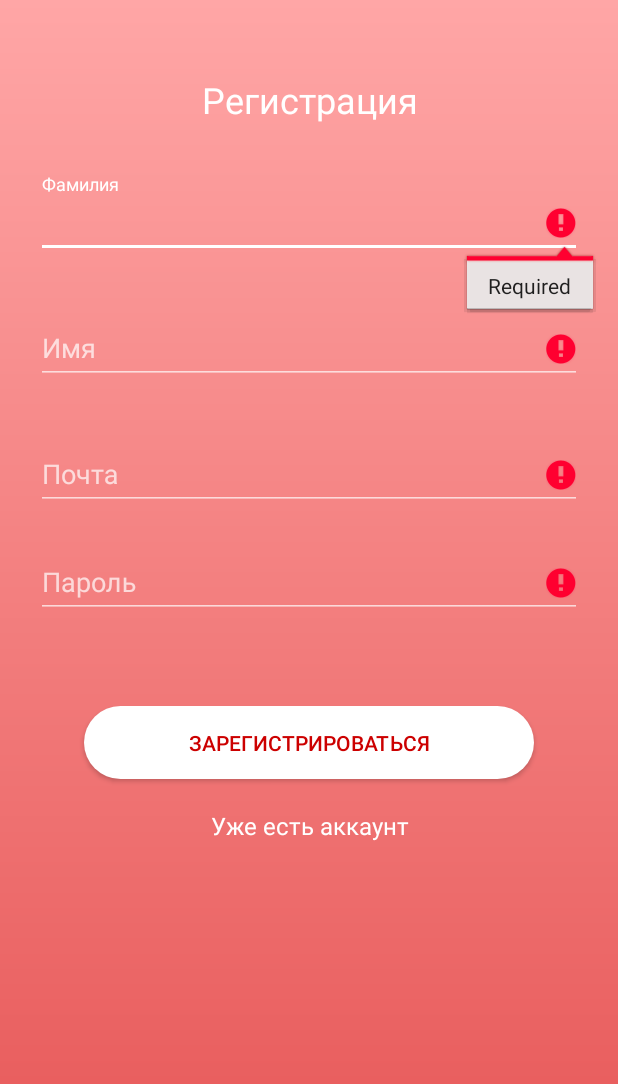
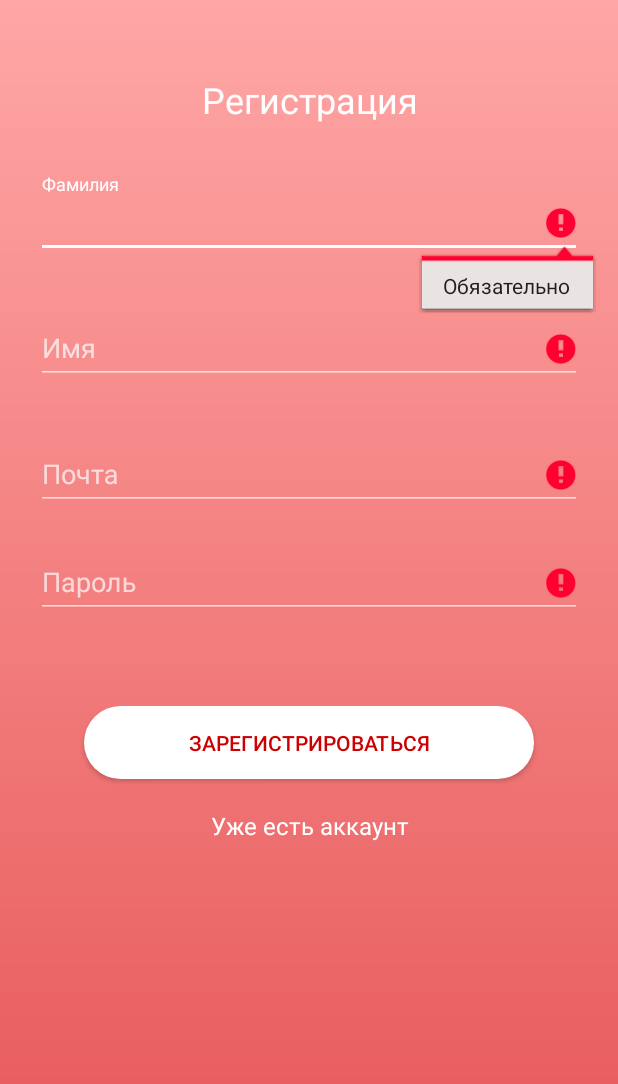
Before and after one commit to kamikhai/Pain_Search, an Android app: the MainActivity screen opened directly, with no data from a screen before it, after a tap on "ЗАРЕГИСТРИРОВАТЬСЯ", on a phone screen of 412 x 824 dp. Shown: the top 1084 px of the screen. Run offline under Robolectric (Android 15) with nearby library versions, the phone set to English and light mode, and no system bars; our stand-ins replace Firebase (no records; nobody signed in at launch, a user with empty details on screens opened directly).

Commit message:
Убрала лишние тосты

```diff
--- a/app/src/main/java/com/example/rrota/pain_s/DrawerActivity.java
+++ b/app/src/main/java/com/example/rrota/pain_s/DrawerActivity.java
@@ -69,8 +69,6 @@ public class DrawerActivity extends AppCompatActivity
             @Override
             public void onCancelled(DatabaseError databaseError) {
                 Log.w(TAG, "loadPost:onCancelled", databaseError.toException());
-                Toast.makeText(DrawerActivity.this, "Failed to load User.",
-                        Toast.LENGTH_SHORT).show();
             }
         };
         mUserReference.addValueEventListener(postListener);
--- a/app/src/main/java/com/example/rrota/pain_s/Index.java
+++ b/app/src/main/java/com/example/rrota/pain_s/Index.java
@@ -67,12 +67,10 @@ public class Index extends BaseActivity implements View.OnClickListener {
         mDatabase = FirebaseDatabase.getInstance().getReference();
         mAuth = FirebaseAuth.getInstance();
 
-        // Views
         mEmailField = findViewById(R.id.input_email);
         mPasswordField = findViewById(R.id.input_password);
         mSignInButton = findViewById(R.id.btn_login);
 
-        // Click listeners
         mSignInButton.setOnClickListener(this);
     }
     private void signIn() {
@@ -114,14 +112,14 @@ public class Index extends BaseActivity implements View.OnClickListener {
     private boolean validateForm() {
         boolean result = true;
         if (TextUtils.isEmpty(mEmailField.getText().toString())) {
-            mEmailField.setError("Required");
+            mEmailField.setError("Обязательно");
             result = false;
         } else {
             mEmailField.setError(null);
         }
 
         if (TextUtils.isEmpty(mPasswordField.getText().toString())) {
-            mPasswordField.setError("Required");
+            mPasswordField.setError("Обязательно");
             result = false;
         } else {
             mPasswordField.setError(null);
--- a/app/src/main/java/com/example/rrota/pain_s/MainActivity.java
+++ b/app/src/main/java/com/example/rrota/pain_s/MainActivity.java
@@ -61,7 +61,6 @@ public class MainActivity  extends BaseActivity implements View.OnClickListener
         mTextInputLayout = (TextInputLayout) findViewById(R.id.textInputLayout);
 
 
-        // Click listeners
         mSignUpButton.setOnClickListener(this);
 
 
@@ -87,7 +86,7 @@ public class MainActivity  extends BaseActivity implements View.OnClickListener
                         if (task.isSuccessful()) {
                             onAuthSuccess(task.getResult().getUser());
                         } else {
-                            Toast.makeText(MainActivity.this, "Sign Up Failed",
+                            Toast.makeText(MainActivity.this, "Регистрация провалена",
                                     Toast.LENGTH_SHORT).show();
                         }
                     }
@@ -98,27 +97,27 @@ public class MainActivity  extends BaseActivity implements View.OnClickListener
         boolean result = true;
 
         if (TextUtils.isEmpty(mSurnameField.getText().toString())) {
-            mSurnameField.setError("Required");
+            mSurnameField.setError("Обязательно");
             result = false;
         } else {
             mSurnameField.setError(null);
         }
 
         if (TextUtils.isEmpty(mNameField.getText().toString())) {
-            mNameField.setError("Required");
+            mNameField.setError("Обязательно");
             result = false;
         } else {
             mNameField.setError(null);
         }
         if (TextUtils.isEmpty(mEmailField.getText().toString())) {
-            mEmailField.setError("Required");
+            mEmailField.setError("Обязательно");
             result = false;
         } else {
             mEmailField.setError(null);
         }
 
         if (TextUtils.isEmpty(mPasswordField.getText().toString())) {
-            mPasswordField.setError("Required");
+            mPasswordField.setError("Обязательно");
             result = false;
         } else {
             mPasswordField.setError(null);
@@ -131,20 +130,17 @@ public class MainActivity  extends BaseActivity implements View.OnClickListener
         String username = mNameField.getText().toString();
         String usersurname = mSurnameField.getText().toString();
 
-        // Write new user
         writeNewUser(user.getUid(), usersurname, username, user.getEmail());
 
-        // Go to MainActivity
         startActivity(new Intent(MainActivity.this, DrawerActivity.class));
         finish();
     }
-    // [START basic_write]
     private void writeNewUser(String userId, String surname, String name, String email) {
         User user = new User(surname,name, email,2);
 
         mDatabase.child("users").child(userId).setValue(user);
     }
-    // [END basic_write]
+
     @Override
     public void onClick(View v) {
         int i = v.getId();
```
Also changed, not shown: app/src/main/java/com/example/rrota/pain_s/History.java (+0 -18 lines).
